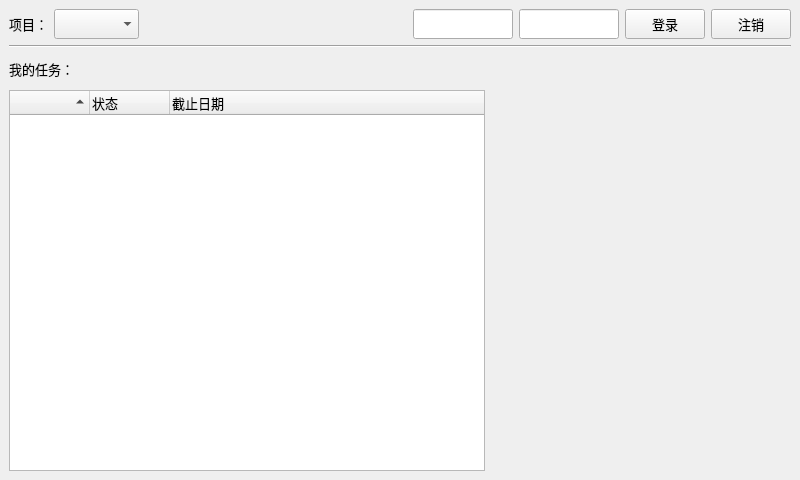
Qt form commons/ui/CGTW.ui (lonegather/Barbarian) before a commit.
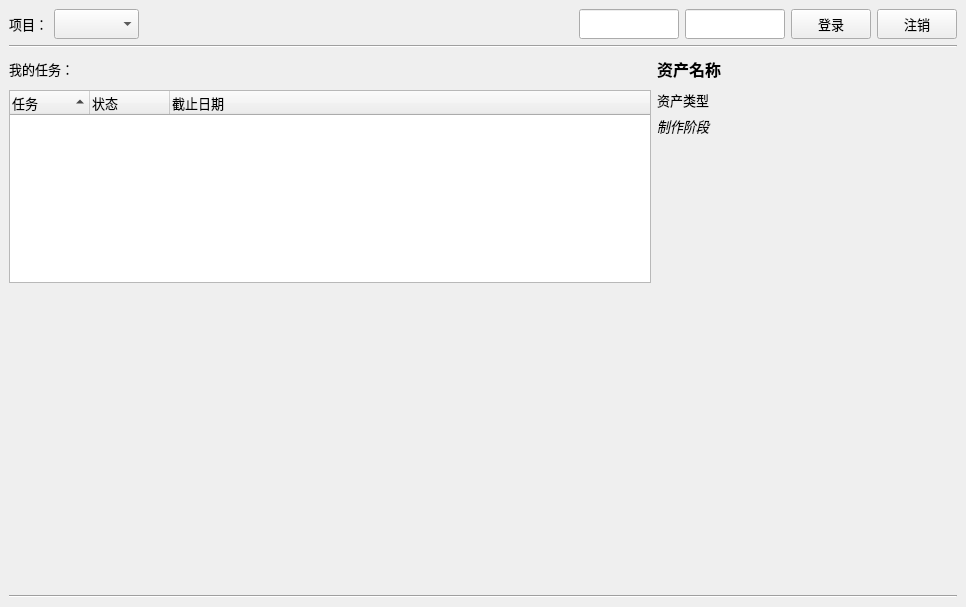
The same form after that commit.

The edit to the form file:
```diff
--- a/commons/ui/CGTW.ui
+++ b/commons/ui/CGTW.ui
@@ -6,24 +6,21 @@
    <rect>
     <x>0</x>
     <y>0</y>
-    <width>800</width>
-    <height>480</height>
+    <width>966</width>
+    <height>607</height>
    </rect>
   </property>
   <property name="minimumSize">
    <size>
-    <width>800</width>
-    <height>480</height>
+    <width>960</width>
+    <height>600</height>
    </size>
   </property>
   <property name="windowTitle">
    <string>Teamwork</string>
   </property>
   <widget class="QWidget" name="centralwidget">
-   <layout class="QVBoxLayout" name="verticalLayout_2" stretch="0,0,1">
-    <property name="bottomMargin">
-     <number>0</number>
-    </property>
+   <layout class="QVBoxLayout" name="verticalLayout_2">
     <item>
      <layout class="QHBoxLayout" name="horizontalLayout">
       <item>
@@ -201,10 +198,7 @@
     <item>
      <layout class="QHBoxLayout" name="horizontalLayout_2" stretch="1,0">
       <item>
-       <layout class="QVBoxLayout" name="verticalLayout" stretch="0,0">
-        <property name="bottomMargin">
-         <number>9</number>
-        </property>
+       <layout class="QVBoxLayout" name="verticalLayout" stretch="0,1,0">
         <item>
          <widget class="QLabel" name="label_2">
           <property name="minimumSize">
@@ -249,7 +243,7 @@
           </attribute>
           <column>
            <property name="text">
-            <string> </string>
+            <string>任务</string>
            </property>
            <property name="font">
             <font>
@@ -282,34 +276,142 @@
           </column>
          </widget>
         </item>
+        <item>
+         <widget class="QWidget" name="CGTWPyblish" native="true">
+          <property name="minimumSize">
+           <size>
+            <width>0</width>
+            <height>300</height>
+           </size>
+          </property>
+          <layout class="QVBoxLayout" name="pyblishLayout">
+           <property name="spacing">
+            <number>0</number>
+           </property>
+           <property name="margin">
+            <number>0</number>
+           </property>
+          </layout>
+         </widget>
+        </item>
        </layout>
       </item>
       <item>
-       <widget class="QWidget" name="CGTWPyblish" native="true">
+       <widget class="QWidget" name="widget" native="true">
         <property name="minimumSize">
          <size>
           <width>300</width>
           <height>0</height>
          </size>
         </property>
-        <property name="maximumSize">
-         <size>
-          <width>300</width>
-          <height>16777215</height>
-         </size>
-        </property>
-        <layout class="QVBoxLayout" name="pyblishLayout">
-         <property name="spacing">
+        <layout class="QHBoxLayout" name="horizontalLayout_3">
+         <property name="leftMargin">
           <number>0</number>
          </property>
-         <property name="margin">
+         <property name="topMargin">
           <number>0</number>
          </property>
+         <property name="rightMargin">
+          <number>5</number>
+         </property>
+         <property name="bottomMargin">
+          <number>0</number>
+         </property>
+         <item>
+          <widget class="QFrame" name="CGTWFrmInfo">
+           <layout class="QVBoxLayout" name="verticalLayout_3">
+            <property name="margin">
+             <number>0</number>
+            </property>
+            <item>
+             <widget class="QLabel" name="CGTWLBLInfoName">
+              <property name="minimumSize">
+               <size>
+                <width>0</width>
+                <height>30</height>
+               </size>
+              </property>
+              <property name="font">
+               <font>
+                <family>微软雅黑</family>
+                <pointsize>12</pointsize>
+                <weight>75</weight>
+                <bold>true</bold>
+               </font>
+              </property>
+              <property name="text">
+               <string>资产名称</string>
+              </property>
+             </widget>
+            </item>
+            <item>
+             <widget class="QLabel" name="CGTWLBLInfoType">
+              <property name="minimumSize">
+               <size>
+                <width>0</width>
+                <height>20</height>
+               </size>
+              </property>
+              <property name="font">
+               <font>
+                <family>微软雅黑</family>
+                <pointsize>10</pointsize>
+               </font>
+              </property>
+              <property name="text">
+               <string>资产类型</string>
+              </property>
+             </widget>
+            </item>
+            <item>
+             <widget class="QLabel" name="CGTWLBLInfoPipeline">
+              <property name="minimumSize">
+               <size>
+                <width>0</width>
+                <height>20</height>
+               </size>
+              </property>
+              <property name="font">
+               <font>
+                <family>微软雅黑</family>
+                <pointsize>10</pointsize>
+                <italic>true</italic>
+                <underline>false</underline>
+               </font>
+              </property>
+              <property name="text">
+               <string>制作阶段</string>
+              </property>
+             </widget>
+            </item>
+            <item>
+             <spacer name="verticalSpacer">
+              <property name="orientation">
+               <enum>Qt::Vertical</enum>
+              </property>
+              <property name="sizeHint" stdset="0">
+               <size>
+                <width>20</width>
+                <height>40</height>
+               </size>
+              </property>
+             </spacer>
+            </item>
+           </layout>
+          </widget>
+         </item>
         </layout>
        </widget>
       </item>
      </layout>
     </item>
+    <item>
+     <widget class="Line" name="line_2">
+      <property name="orientation">
+       <enum>Qt::Horizontal</enum>
+      </property>
+     </widget>
+    </item>
    </layout>
   </widget>
  </widget>
```
Left out of the diff: 3 changed lines with no effect on the pictures.
